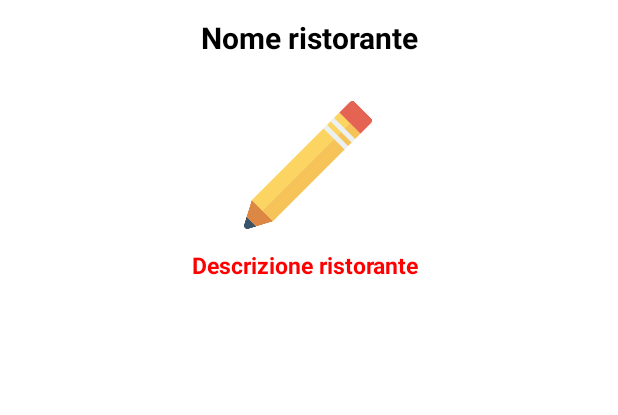
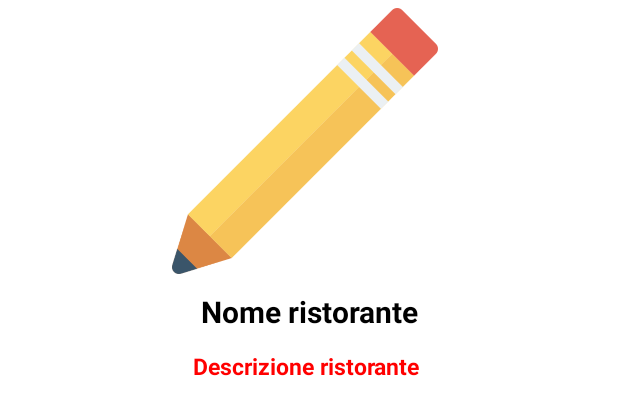
Before and after one commit to MattSona99/ProgettoProgrammazione, an Android app: the layout restaurant_card.xml on its own in the app's theme, with its tools: preview values and no code run, on a phone screen of 412 x 824 dp. Shown: the top 415 px of the screen. Run offline under Robolectric (Android 15) with nearby library versions, the phone set to English and light mode, and no system bars.

Commit message:
prova card

```diff
--- a/app/src/main/java/com/example/progettoprogrammazione/fragment/FragmentRistoranti.kt
+++ b/app/src/main/java/com/example/progettoprogrammazione/fragment/FragmentRistoranti.kt
@@ -39,7 +39,7 @@ class FragmentRistoranti : Fragment(), RestaurantClickListener, RestaurantUtils
         resturantDataViewModel= ViewModelProvider(requireActivity())[RestaurantViewModel::class.java]
         resturantDataViewModel.arrayListRistorantiLiveData.observe(viewLifecycleOwner){
             restArrayList = it
-            val layoutManager = GridLayoutManager(context, 2)
+            val layoutManager = GridLayoutManager(context, 1)
             binding.recycleView.layoutManager = layoutManager
             adapter = RestaurantAdapter(it, this)
             binding.recycleView.adapter = adapter
--- a/app/src/main/res/layout/restaurant_card.xml
+++ b/app/src/main/res/layout/restaurant_card.xml
@@ -4,10 +4,9 @@
     xmlns:tools="http://schemas.android.com/tools"
     android:id="@+id/linearLayout"
     android:layout_width="match_parent"
-    android:layout_height="200dp"
+    android:layout_height="260dp"
     android:orientation="horizontal"
-    app:layout_constraintVertical_bias="0.20"
-    >
+    app:layout_constraintVertical_bias="0.20">
 
     <ImageButton
         android:id="@+id/btncard"
@@ -26,17 +25,16 @@
 
     <ImageView
         android:id="@+id/copertina"
-        android:layout_width="wrap_content"
-        android:layout_height="85dp"
+        android:layout_width="0dp"
+        android:layout_height="0dp"
         android:adjustViewBounds="true"
         android:contentDescription="@string/copertina_desc"
         android:src="@drawable/pencil"
-        app:layout_constraintBottom_toBottomOf="@+id/btncard"
+        app:layout_constraintBottom_toTopOf="@+id/nome_ristorante"
         app:layout_constraintEnd_toEndOf="@+id/btncard"
         app:layout_constraintHorizontal_bias="0.506"
         app:layout_constraintStart_toStartOf="parent"
-        app:layout_constraintTop_toBottomOf="@+id/nome_ristorante"
-        app:layout_constraintVertical_bias="0.288" />
+        app:layout_constraintTop_toTopOf="@+id/btncard" />
 
     <TextView
         android:id="@+id/nome_ristorante"
@@ -48,9 +46,9 @@
         android:textColor="@color/black"
         android:textSize="20sp"
         android:textStyle="bold"
+        app:layout_constraintBottom_toTopOf="@+id/descrizione"
         app:layout_constraintEnd_toEndOf="parent"
-        app:layout_constraintStart_toStartOf="parent"
-        app:layout_constraintTop_toTopOf="parent" />
+        app:layout_constraintStart_toStartOf="parent" />
 
     <TextView
         android:id="@+id/descrizione"
@@ -61,10 +59,10 @@
         android:textColor="@color/red"
         android:textSize="15sp"
         android:textStyle="bold"
-        app:layout_constraintBottom_toBottomOf="parent"
+        app:layout_constraintBottom_toBottomOf="@+id/btncard"
         app:layout_constraintEnd_toEndOf="@+id/btncard"
-        app:layout_constraintStart_toStartOf="parent"
-        app:layout_constraintTop_toBottomOf="@+id/copertina" />
+        app:layout_constraintHorizontal_bias="0.505"
+        app:layout_constraintStart_toStartOf="parent" />
 
     <!--
         </LinearLayout>
```
